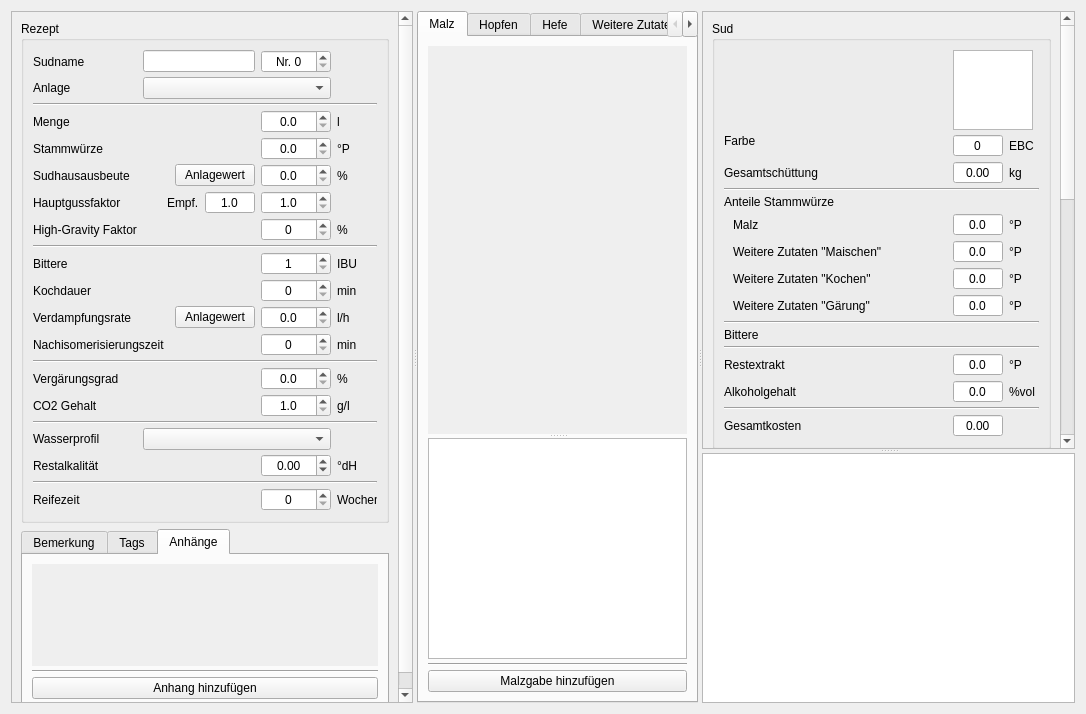
First picture: the form in kleiner-brauhelfer/tabrezept.ui, repository kleiner-brauhelfer/kleiner-brauhelfer-2, before the edit.
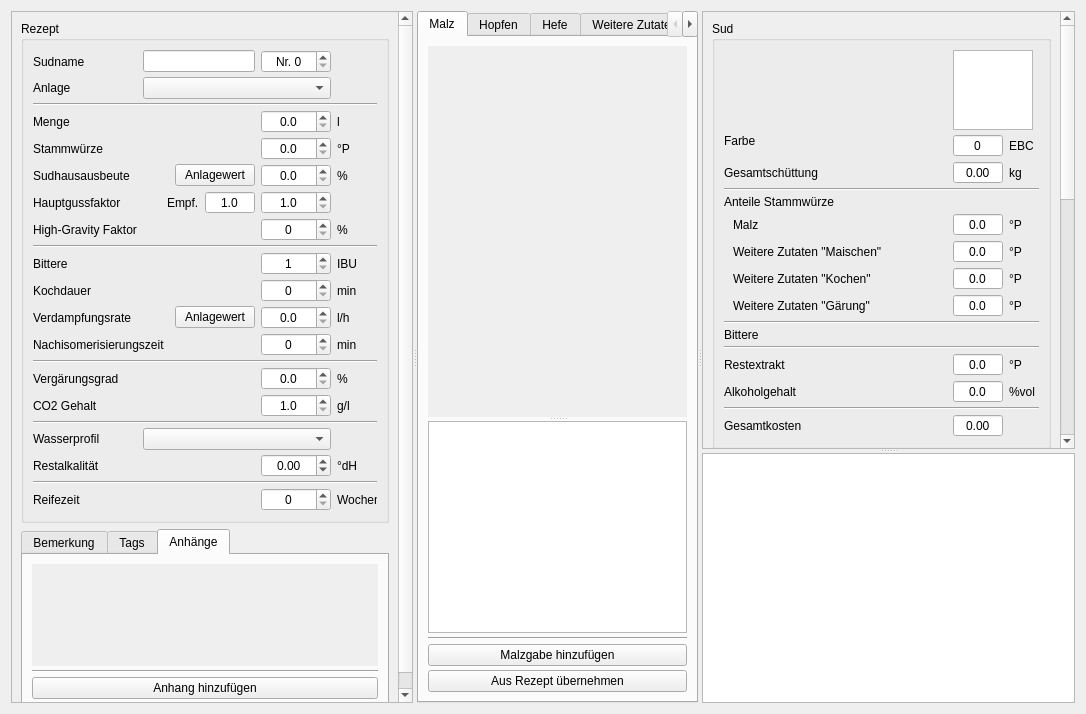
Second picture: the form after the edit. The open tabs and pages were chosen to show the change. Custom widgets are drawn as their Qt base class.

Commit message: Rezept Übernahme

Patch:
```diff
--- a/kleiner-brauhelfer/tabrezept.ui
+++ b/kleiner-brauhelfer/tabrezept.ui
@@ -1069,8 +1069,8 @@
              <rect>
               <x>0</x>
               <y>0</y>
-              <width>284</width>
-              <height>379</height>
+              <width>272</width>
+              <height>363</height>
              </rect>
             </property>
             <layout class="QVBoxLayout" name="verticalLayout_3">
@@ -1132,6 +1132,13 @@
           </property>
          </widget>
         </item>
+        <item>
+         <widget class="QPushButton" name="btnMalzGabenUebernehmen">
+          <property name="text">
+           <string>Aus Rezept übernehmen</string>
+          </property>
+         </widget>
+        </item>
        </layout>
       </widget>
       <widget class="QWidget" name="tabHopfen">
@@ -3145,11 +3152,6 @@
   </layout>
  </widget>
  <customwidgets>
-  <customwidget>
-   <class>ComboBox</class>
-   <extends>QComboBox</extends>
-   <header>widgets/combobox.h</header>
-  </customwidget>
   <customwidget>
    <class>DoubleSpinBox</class>
    <extends>QDoubleSpinBox</extends>
@@ -3165,6 +3167,11 @@
    <extends>QTableView</extends>
    <header>widgets/tableview.h</header>
   </customwidget>
+  <customwidget>
+   <class>ComboBox</class>
+   <extends>QComboBox</extends>
+   <header>widgets/combobox.h</header>
+  </customwidget>
   <customwidget>
    <class>ChartView</class>
    <extends>QGraphicsView</extends>
```
Left out of the diff: 48 changed lines with no effect on the pictures. The commit also changes 15 other files.
